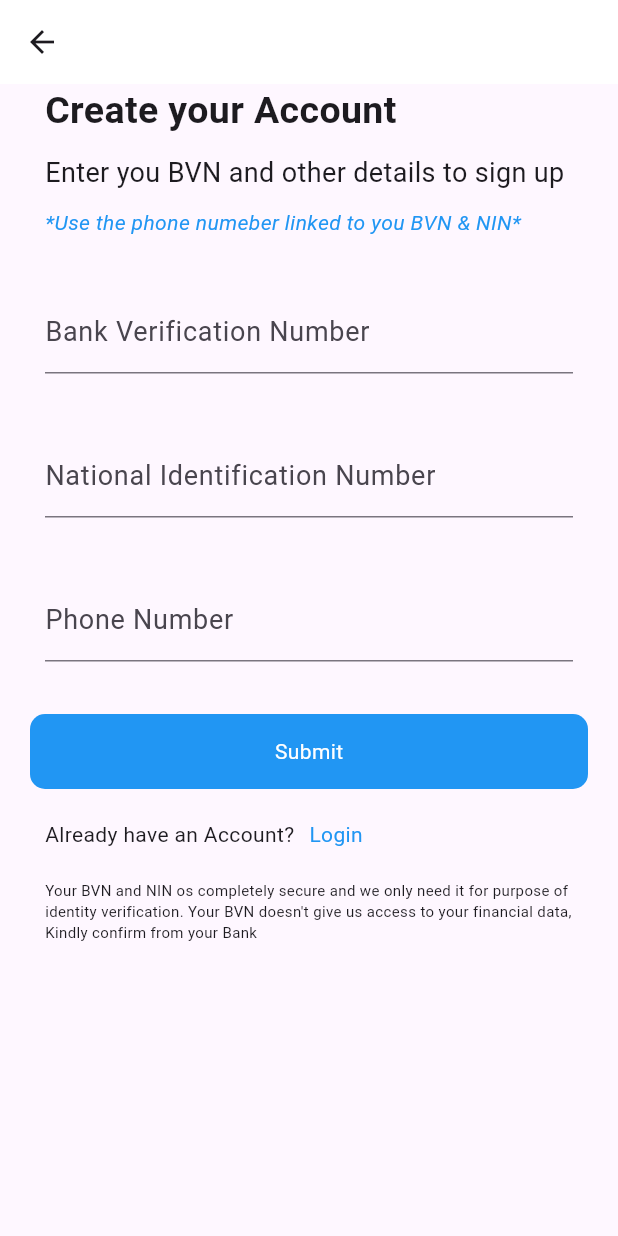
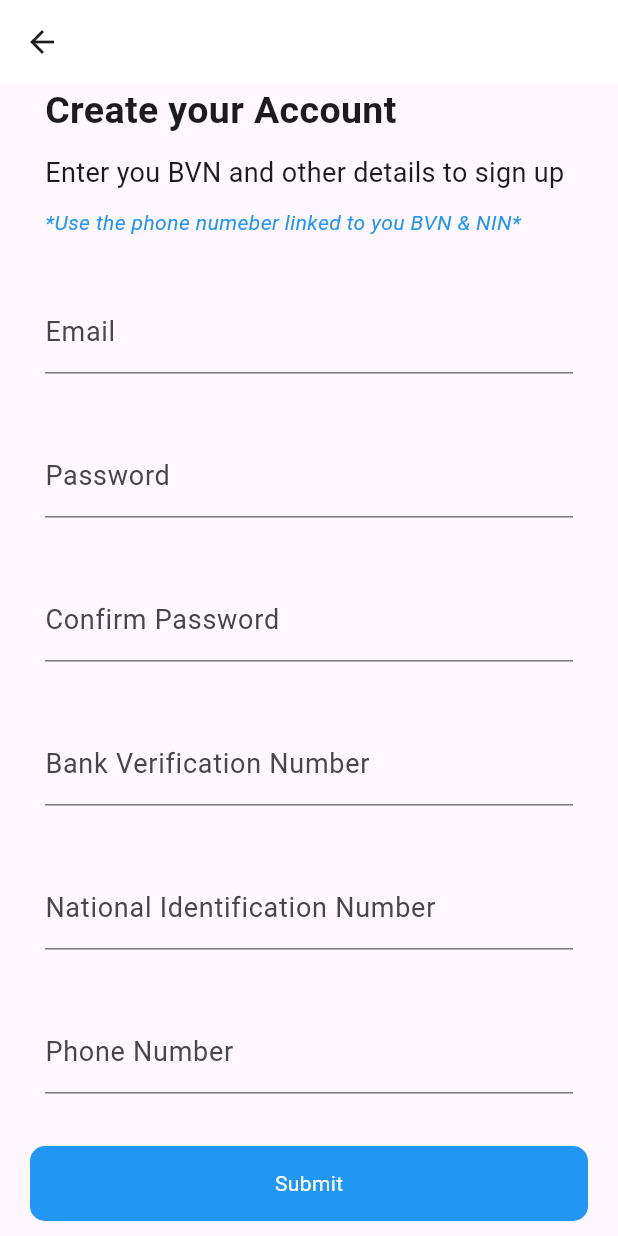
Before and after one commit to kasujjabash/Loan-app, a Flutter app: the RegisterScreen screen opened directly with empty values, on a phone screen of 412 x 824 dp. Run offline on Flutter 3.47's test engine with Material 3 defaults, Android fonts, the light colour scheme and no system bars; our stand-ins replace firebase_auth, firebase_core, google_nav_bar; accounts and stored records are empty.

Commit message:
Register

```diff
--- a/lib/screens/register_screen.dart
+++ b/lib/screens/register_screen.dart
@@ -1,3 +1,4 @@
+import 'package:firebase_auth/firebase_auth.dart';
 import 'package:flutter/material.dart';
 import 'package:loanapp/componets/my_button.dart';
 import 'package:loanapp/componets/my_textfield.dart';
@@ -11,6 +12,10 @@ class RegisterScreen extends StatefulWidget {
 }
 
 class _RegisterScreenState extends State<RegisterScreen> {
+  final emailController = TextEditingController();
+  final passwordController = TextEditingController();
+  final confirmPasswordController = TextEditingController();
+
   final bankVerificationController = TextEditingController();
 
   final nationalIdentificationController = TextEditingController();
@@ -18,17 +23,50 @@ class _RegisterScreenState extends State<RegisterScreen> {
   final phoneNumberController = TextEditingController();
 
   //sign up a user
-  void signUserUp() {
+  void signUserUp() async {
     showDialog(
         context: context,
         builder: (context) {
-          return const CircularProgressIndicator();
+          return Center(child: const CircularProgressIndicator());
         });
 
-    //try creating a user
-    // try{
-    //   await FirebaseAuth.instance.sign
-    // }
+    try {
+      if (passwordController.text == confirmPasswordController.text) {
+        await FirebaseAuth.instance.createUserWithEmailAndPassword(
+            email: emailController.text, password: passwordController.text);
+      } else {
+        ShowErrorMessage("Password don't match");
+      }
+
+      //pop the circular indicator
+      Navigator.pop(context);
+    } on FirebaseAuthException catch (e) {
+      //pop the circular indicator
+      // Navigator.pop(context);
+
+//show error message
+      ShowErrorMessage(e.code);
+    }
+    // //pop the circular indicator
+    // Navigator.pop(context);
+  }
+
+//method for the wrong email
+//wrong email popup
+
+//Updatede Error message display
+  void ShowErrorMessage(String message) {
+    showDialog(
+        context: context,
+        builder: (context) {
+          return AlertDialog(
+            backgroundColor: Colors.blue,
+            title: Text(
+              message,
+              style: const TextStyle(color: Colors.white),
+            ),
+          );
+        });
   }
 
   @override
@@ -83,6 +121,32 @@ class _RegisterScreenState extends State<RegisterScreen> {
             const SizedBox(
               height: 30,
             ),
+
+            MyTextfield(
+              obsecureText: false,
+              controller: emailController,
+              name: 'Email',
+            ),
+            const SizedBox(
+              height: 30,
+            ),
+            MyTextfield(
+              obsecureText: true,
+              controller: passwordController,
+              name: 'Password',
+            ),
+            const SizedBox(
+              height: 30,
+            ),
+
+            MyTextfield(
+              obsecureText: true,
+              controller: confirmPasswordController,
+              name: 'Confirm Password',
+            ),
+            const SizedBox(
+              height: 30,
+            ),
             //Textfields
             MyTextfield(
                 controller: bankVerificationController,
@@ -129,7 +193,7 @@ class _RegisterScreenState extends State<RegisterScreen> {
                   GestureDetector(
                     onTap: widget.onTap,
                     child: const Text(
-                      'Login',
+                      'Login Now',
                       style: TextStyle(color: Colors.blue),
                     ),
                   ),
```
